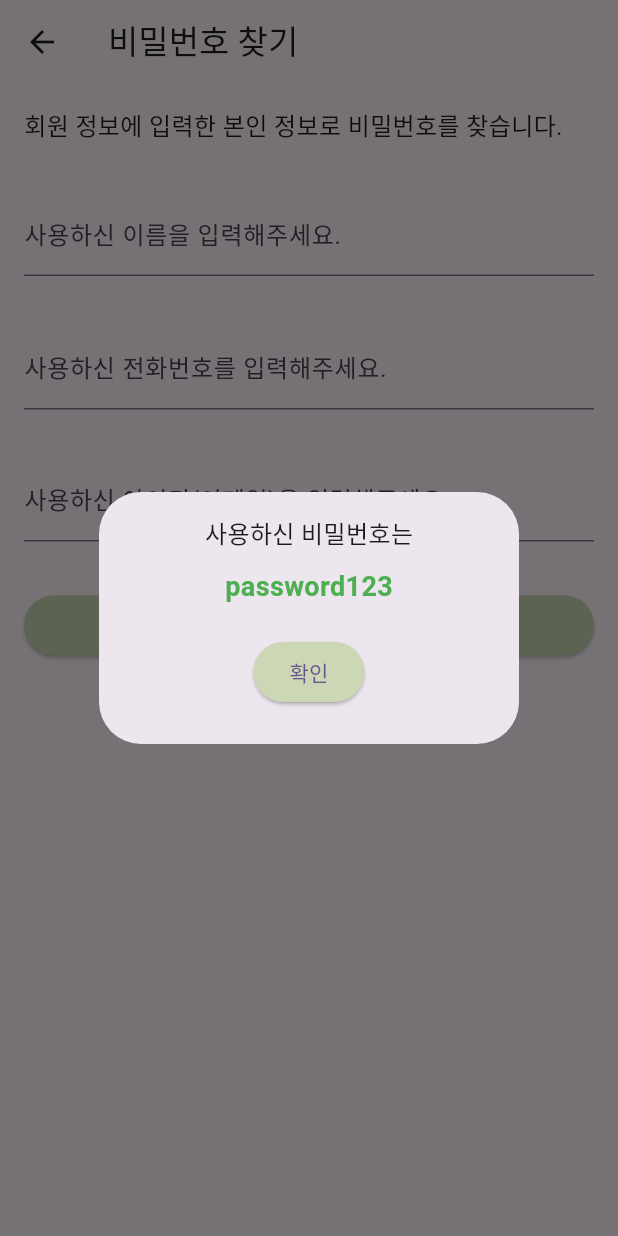
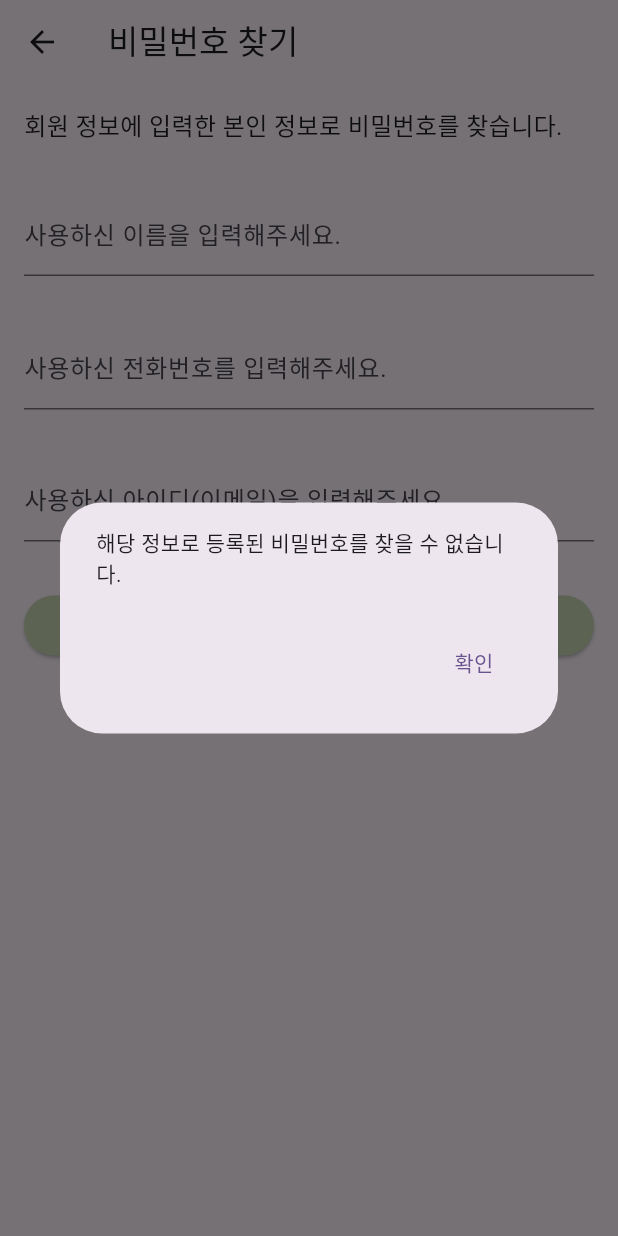
Before and after one commit to hagyeom/flutter_application_1, a Flutter app: the FindIDScreen screen opened directly, tab 2 chosen, after a tap on "비밀번호 찾기", on a phone screen of 412 x 824 dp. Run offline on Flutter 3.47's test engine with Material 3 defaults, Android fonts, the phone set to English and light mode, and no system bars; our stand-ins replace shared_preferences; accounts and stored records are empty.

Commit message:
회원가입 시 아이디/비번 입력 여부에 따라 다음 버튼 활성화/비활성화 기능 추가. 로그인 페이지의 네이버, 카카오톡, 구글, 페이스북의 아이콘 크기 조정. 아이디/비번 찾기 기능 수정 완료. 나머지 수정사항은 작업 재개 예정.

```diff
--- a/lib/golf_score_app/models/user_repository.dart
+++ b/lib/golf_score_app/models/user_repository.dart
@@ -1,3 +1,4 @@
+// user_repository.dart
 /*
 작성자: 윤하겸
 작성일: 2024-05-25
@@ -20,10 +21,32 @@ class UserRepository {
     _users.add(user);
   }
 
+  // 이름과 전화번호로 사용자를 찾을 수 있도록 하는 메서드
   User? authenticate(String email, String password) {
     try {
       return _users.firstWhere(
-        (user) => user.email == email && user.password == password,
+            (user) => user.email == email && user.password == password,
+      );
+    } catch (e) {
+      return null;
+    }
+  }
+
+  // 이름, 전화번호, 이메일을 통해 사용자를 찾는 메서드
+  User? findUserByNameAndPhoneNumber(String name, String phoneNumber) {
+    try {
+      return _users.firstWhere(
+            (user) => user.name == name && user.phoneNumber == phoneNumber,
+      );
+    } catch (e) {
+      return null;
+    }
+  }
+
+  User? findUserByNamePhoneAndEmail(String name, String phoneNumber, String email) {
+    try {
+      return _users.firstWhere(
+            (user) => user.name == name && user.phoneNumber == phoneNumber && user.email == email,
       );
     } catch (e) {
       return null;
--- a/lib/golf_score_app/screens/app_bar_public.dart
+++ b/lib/golf_score_app/screens/app_bar_public.dart
@@ -6,19 +6,19 @@ class MakeAppBar {
   static AppBar build(BuildContext context) {
     return AppBar(
       leading: IconButton(
-        icon: Icon(Icons.arrow_back),
+        icon: const Icon(Icons.arrow_back),
         onPressed: () {
           Navigator.pop(context); // 뒤로 가기 버튼 동작
         },
       ),
       centerTitle: true,
       title: IconButton(
-        icon: Icon(Icons.home),
+        icon: const Icon(Icons.home),
         onPressed: () {
           // 홈 버튼 동작 (예: 홈 화면으로 이동)
           Navigator.pushAndRemoveUntil(
             context,
-            MaterialPageRoute(builder: (context) => HomeScreen()),
+            MaterialPageRoute(builder: (context) => const HomeScreen()),
                 (route) => false,
           );
         },
--- a/lib/golf_score_app/screens/find_id_screen.dart
+++ b/lib/golf_score_app/screens/find_id_screen.dart
@@ -4,7 +4,9 @@
 */
 // 아이디 찾기
 // 아이디 찾기 버튼 누를 시 '사용하신 아이디는' 팝업창을 띄움
+// find_id_screen.dart
 import 'package:flutter/material.dart';
+import 'package:flutter_application_1/golf_score_app/models/user_repository.dart';
 import 'package:flutter_application_1/golf_score_app/screens/find_password_screen.dart';
 
 class FindIDScreen extends StatelessWidget {
@@ -50,6 +52,9 @@ class FindIDScreen extends StatelessWidget {
 
   @override
   Widget build(BuildContext context) {
+    final nameController = TextEditingController();
+    final phoneNumberController = TextEditingController();
+
     return DefaultTabController(
       length: 2,
       child: Scaffold(
@@ -82,18 +87,20 @@ class FindIDScreen extends StatelessWidget {
                 style: TextStyle(fontSize: 16),
               ),
             ),
-            const Padding(
-              padding: EdgeInsets.all(16.0),
+            Padding(
+              padding: const EdgeInsets.all(16.0),
               child: TextField(
-                decoration: InputDecoration(
+                controller: nameController,
+                decoration: const InputDecoration(
                   labelText: '사용하신 이름을 입력해주세요.',
                 ),
               ),
             ),
-            const Padding(
-              padding: EdgeInsets.all(16.0),
+            Padding(
+              padding: const EdgeInsets.all(16.0),
               child: TextField(
-                decoration: InputDecoration(
+                controller: phoneNumberController,
+                decoration: const InputDecoration(
                   labelText: '사용하신 전화번호를 입력해주세요.',
                   hintText: '전화번호 입력 ( - 제외 )',
                 ),
@@ -103,9 +110,32 @@ class FindIDScreen extends StatelessWidget {
               padding: const EdgeInsets.all(16.0),
               child: ElevatedButton(
                 onPressed: () {
-                  // 예시: 실제로는 서버와 통신하여 아이디를 가져와야 합니다.
-                  String userId = "jkim@tu.ac.kr";
-                  _showIDDialog(context, userId);
+                  String name = nameController.text;
+                  String phoneNumber = phoneNumberController.text;
+
+                  UserRepository userRepository = UserRepository();
+                  var user = userRepository.findUserByNameAndPhoneNumber(name, phoneNumber);
+
+                  if (user != null) {
+                    _showIDDialog(context, user.email);
+                  } else {
+                    showDialog(
+                      context: context,
+                      builder: (BuildContext context) {
+                        return AlertDialog(
+                          content: const Text('해당 정보로 등록된 아이디를 찾을 수 없습니다.'),
+                          actions: [
+                            TextButton(
+                              onPressed: () {
+                                Navigator.of(context).pop();
+                              },
+                              child: const Text('확인'),
+                            ),
+                          ],
+                        );
+                      },
+                    );
+                  }
                 },
                 style: ElevatedButton.styleFrom(
                   backgroundColor: const Color(0xFFCBD7B5),
--- a/lib/golf_score_app/screens/find_password_screen.dart
+++ b/lib/golf_score_app/screens/find_password_screen.dart
@@ -6,7 +6,9 @@
 // 비밀번호 찾기 버튼을 눌렀을 때 팝업 창을 띄우고
 // 팝업 창을 닫을 수 있도록 구현
 // 팝업 창을 닫은 후 로그인 화면 (login_screen.dart)으로 돌아감
+// find_password_screen.dart
 import 'package:flutter/material.dart';
+import 'package:flutter_application_1/golf_score_app/models/user_repository.dart';
 import 'package:flutter_application_1/golf_score_app/screens/login_screen.dart';
 
 class FindPasswordScreen extends StatelessWidget {
@@ -58,6 +60,10 @@ class FindPasswordScreen extends StatelessWidget {
 
   @override
   Widget build(BuildContext context) {
+    final nameController = TextEditingController();
+    final phoneNumberController = TextEditingController();
+    final emailController = TextEditingController();
+
     return Scaffold(
       appBar: AppBar(
         title: const Text('비밀번호 찾기'),
@@ -72,27 +78,30 @@ class FindPasswordScreen extends StatelessWidget {
               style: TextStyle(fontSize: 16),
             ),
           ),
-          const Padding(
-            padding: EdgeInsets.all(16.0),
+          Padding(
+            padding: const EdgeInsets.all(16.0),
             child: TextField(
-              decoration: InputDecoration(
+              controller: nameController,
+              decoration: const InputDecoration(
                 labelText: '사용하신 이름을 입력해주세요.',
               ),
             ),
           ),
-          const Padding(
-            padding: EdgeInsets.all(16.0),
+          Padding(
+            padding: const EdgeInsets.all(16.0),
             child: TextField(
-              decoration: InputDecoration(
+              controller: phoneNumberController,
+              decoration: const InputDecoration(
                 labelText: '사용하신 전화번호를 입력해주세요.',
                 hintText: '전화번호 입력 ( - 제외 )',
               ),
             ),
           ),
-          const Padding(
-            padding: EdgeInsets.all(16.0),
+          Padding(
+            padding: const EdgeInsets.all(16.0),
             child: TextField(
-              decoration: InputDecoration(
+              controller: emailController,
+              decoration: const InputDecoration(
                 labelText: '사용하신 아이디(이메일)을 입력해주세요.',
               ),
             ),
@@ -101,9 +110,33 @@ class FindPasswordScreen extends StatelessWidget {
             padding: const EdgeInsets.all(16.0),
             child: ElevatedButton(
               onPressed: () {
-                // 예시: 실제로는 서버와 통신하여 비밀번호를 가져와야 합니다.
-                String password = "password123";
-                _showPasswordDialog(context, password);
+                String name = nameController.text;
+                String phoneNumber = phoneNumberController.text;
+                String email = emailController.text;
+
+                UserRepository userRepository = UserRepository();
+                var user = userRepository.findUserByNamePhoneAndEmail(name, phoneNumber, email);
+
+                if (user != null) {
+                  _showPasswordDialog(context, user.password);
+                } else {
+                  showDialog(
+                    context: context,
+                    builder: (BuildContext context) {
+                      return AlertDialog(
+                        content: const Text('해당 정보로 등록된 비밀번호를 찾을 수 없습니다.'),
+                        actions: [
+                          TextButton(
+                            onPressed: () {
+                              Navigator.of(context).pop();
+                            },
+                            child: const Text('확인'),
+                          ),
+                        ],
+                      );
+                    },
+                  );
+                }
               },
               style: ElevatedButton.styleFrom(
                 backgroundColor: const Color(0xFFCBD7B5),
--- a/lib/golf_score_app/screens/first_page.dart
+++ b/lib/golf_score_app/screens/first_page.dart
@@ -13,7 +13,7 @@ class FirstPage extends StatelessWidget {
   @override
   Widget build(BuildContext context) {
     return Scaffold(
-      backgroundColor: Color(0xFFBFD98F),
+      backgroundColor: const Color(0xFFBFD98F),
       body: GestureDetector(
         onTap: () {
           Navigator.push(
--- a/lib/golf_score_app/screens/friend_list_screen.dart
+++ b/lib/golf_score_app/screens/friend_list_screen.dart
@@ -4,7 +4,7 @@ import 'package:flutter_application_1/golf_score_app/models/member.dart';
 void main() => runApp(const MyApp());
 
 class MyApp extends StatelessWidget {
-  const MyApp({Key? key}) : super(key: key);
+  const MyApp({super.key});
 
   @override
   Widget build(BuildContext context) {
@@ -16,7 +16,7 @@ class MyApp extends StatelessWidget {
 }
 
 class FriendList extends StatefulWidget {
-  const FriendList({Key? key}) : super(key: key);
+  const FriendList({super.key});
 
   @override
   _FriendList createState() => _FriendList();
@@ -301,7 +301,7 @@ class _FriendList extends State<FriendList> {
                     left: 28,
                     child: Row(
                       children: [
-                        Text(
+                        const Text(
                           '친구',
                           style: TextStyle(fontSize: 12),
                         ),
@@ -408,6 +408,9 @@ class _FriendList extends State<FriendList> {
             Container(
               height: 100,
               alignment: Alignment.centerRight,
+              decoration: BoxDecoration(
+                color: Color(0xFFEFEEEE),
+              ),
               child: Container(
                 margin: EdgeInsets.only(right: 21),
                 child: ElevatedButton(
@@ -468,9 +471,6 @@ class _FriendList extends State<FriendList> {
                   ),
                 ),
               ),
-              decoration: BoxDecoration(
-                color: Color(0xFFEFEEEE),
-              ),
             ),
           ],
         ),
```
Also changed, not shown: lib/golf_score_app/screens/login_screen.dart (+21 -4 lines), lib/golf_score_app/screens/my_information_screen.dart (+1 -13 lines), lib/golf_score_app/screens/my_page_screen.dart (+26 -10 lines), lib/golf_score_app/screens/sign_up_detail_screen.dart (+20 -7 lines), lib/golf_score_app/screens/sign_up_email_screen.dart (+39 -16 lines), lib/golf_score_app/screens/sign_up_password_screen.dart (+27 -11 lines).
